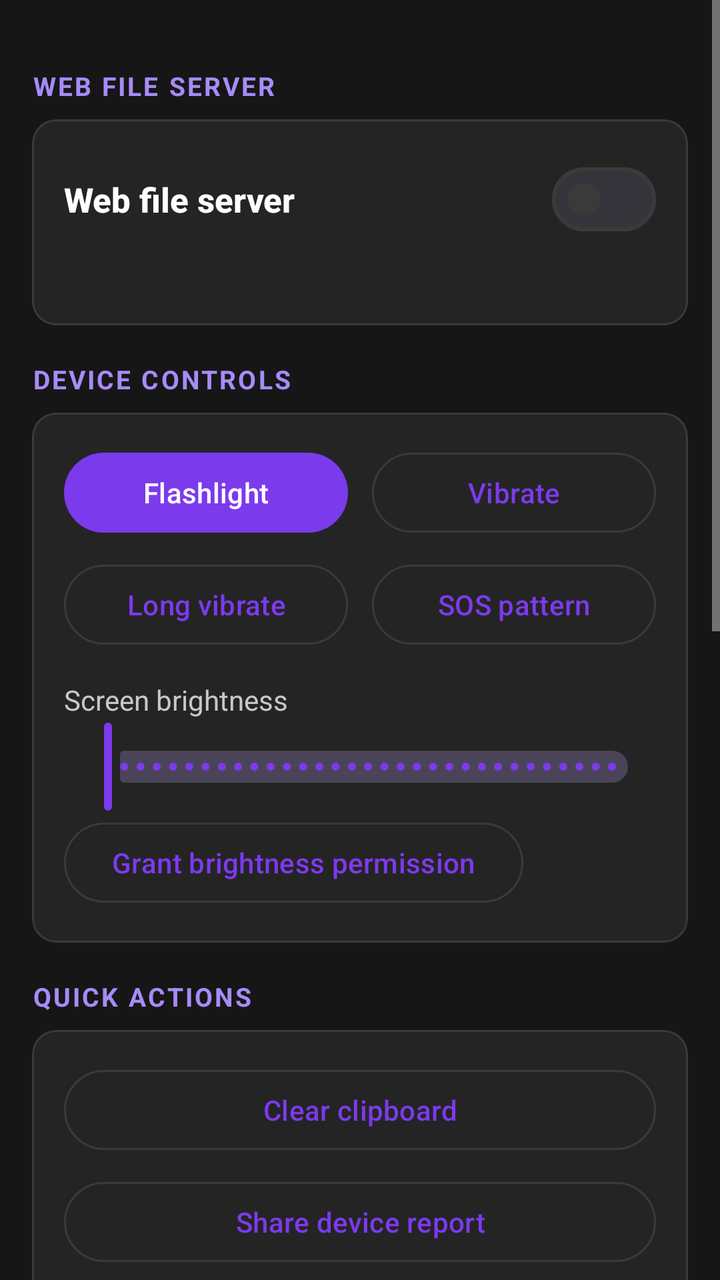
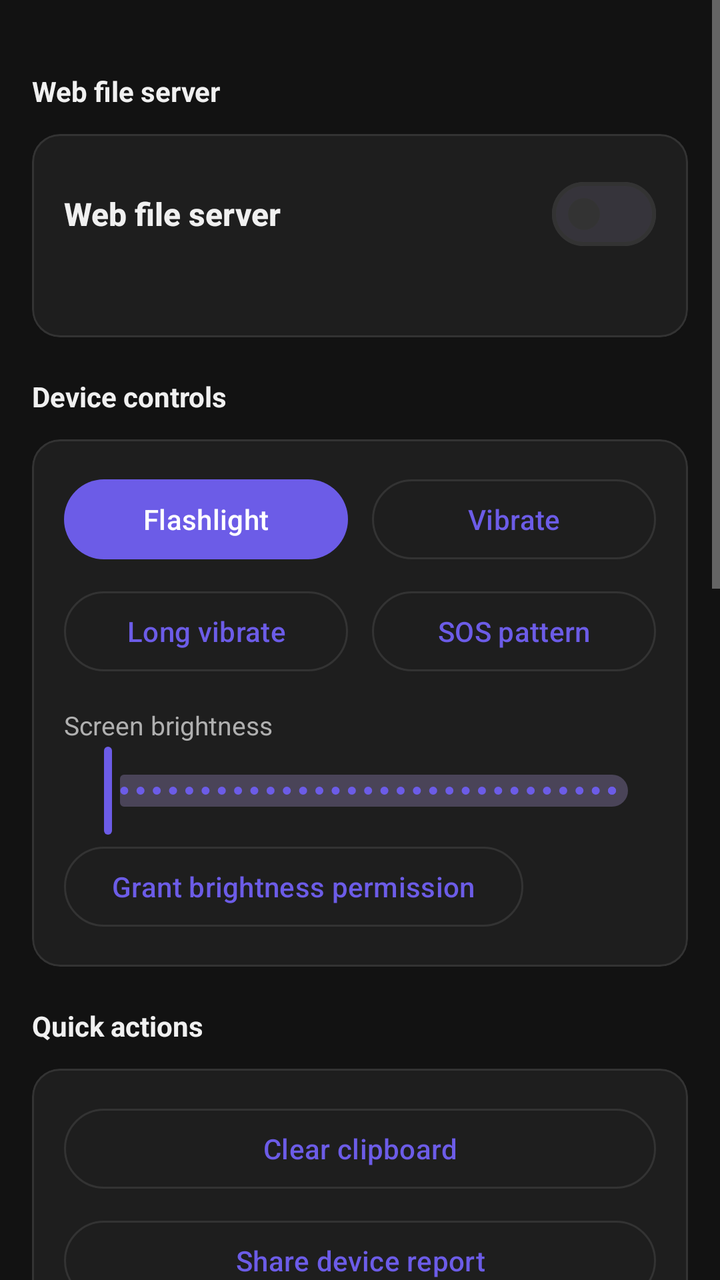

Two renders of the same Android screen: before a commit and after it. Below are the layout's source before the change and the commit's diff.
<!-- AndroidManifest.xml: application theme Theme.DroidDeck -->
<!-- res/layout/fragment_tools.xml -->
<?xml version="1.0" encoding="utf-8"?>
<ScrollView xmlns:android="http://schemas.android.com/apk/res/android"
    xmlns:app="http://schemas.android.com/apk/res-auto"
    android:layout_width="match_parent"
    android:layout_height="match_parent"
    android:fillViewport="true">

    <LinearLayout
        android:layout_width="match_parent"
        android:layout_height="wrap_content"
        android:orientation="vertical"
        android:padding="16dp">

        <TextView style="@style/DeckToolLabel" android:text="@string/web_server" />

        <com.google.android.material.card.MaterialCardView style="@style/DeckCard">
            <LinearLayout style="@style/DeckCardInner">
                <LinearLayout
                    android:layout_width="match_parent"
                    android:layout_height="wrap_content"
                    android:gravity="center_vertical"
                    android:orientation="horizontal">
                    <TextView
                        style="@style/DeckValue"
                        android:layout_width="0dp"
                        android:layout_weight="1"
                        android:text="@string/web_server" />
                    <com.google.android.material.materialswitch.MaterialSwitch
                        android:id="@+id/t_server_switch"
                        android:layout_width="wrap_content"
                        android:layout_height="wrap_content" />
                </LinearLayout>
                <TextView
                    android:id="@+id/t_server_status"
                    style="@style/DeckMeta" />
            </LinearLayout>
        </com.google.android.material.card.MaterialCardView>

        <TextView style="@style/DeckToolLabel" android:text="Device controls" />

        <com.google.android.material.card.MaterialCardView style="@style/DeckCard">
            <LinearLayout style="@style/DeckCardInner">
                <LinearLayout
                    android:layout_width="match_parent"
                    android:layout_height="wrap_content"
                    android:orientation="horizontal">
                    <com.google.android.material.button.MaterialButton
                        android:id="@+id/t_flash"
                        android:layout_width="0dp"
                        android:layout_height="wrap_content"
                        android:layout_marginEnd="6dp"
                        android:layout_weight="1"
                        android:text="@string/flashlight" />
                    <com.google.android.material.button.MaterialButton
                        android:id="@+id/t_vibrate"
                        style="?attr/materialButtonOutlinedStyle"
                        android:layout_width="0dp"
                        android:layout_height="wrap_content"
                        android:layout_marginStart="6dp"
                        android:layout_weight="1"
                        android:text="@string/vibrate" />
                </LinearLayout>
                <LinearLayout
                    android:layout_width="match_parent"
                    android:layout_height="wrap_content"
                    android:layout_marginTop="8dp"
                    android:orientation="horizontal">
                    <com.google.android.material.button.MaterialButton
                        android:id="@+id/t_vibrate_long"
                        style="?attr/materialButtonOutlinedStyle"
                        android:layout_width="0dp"
                        android:layout_height="wrap_content"
                        android:layout_marginEnd="6dp"
                        android:layout_weight="1"
                        android:text="Long vibrate" />
                    <com.google.android.material.button.MaterialButton
                        android:id="@+id/t_sos"
                        style="?attr/materialButtonOutlinedStyle"
                        android:layout_width="0dp"
                        android:layout_height="wrap_content"
                        android:layout_marginStart="6dp"
                        android:layout_weight="1"
                        android:text="SOS pattern" />
                </LinearLayout>

                <TextView
                    style="@style/DeckMeta"
                    android:layout_width="wrap_content"
                    android:layout_height="wrap_content"
                    android:layout_marginTop="14dp"
                    android:text="@string/brightness" />
                <com.google.android.material.slider.Slider
                    android:id="@+id/t_brightness"
                    android:layout_width="match_parent"
                    android:layout_height="wrap_content"
                    android:valueFrom="1"
                    android:valueTo="255"
                    android:stepSize="1"
                    app:labelBehavior="gone" />
                <com.google.android.material.button.MaterialButton
                    android:id="@+id/t_brightness_perm"
                    style="?attr/materialButtonOutlinedStyle"
                    android:layout_width="wrap_content"
                    android:layout_height="wrap_content"
                    android:text="Grant brightness permission" />
            </LinearLayout>
        </com.google.android.material.card.MaterialCardView>

        <TextView style="@style/DeckToolLabel" android:text="Quick actions" />

        <com.google.android.material.card.MaterialCardView style="@style/DeckCard">
            <LinearLayout style="@style/DeckCardInner">
                <com.google.android.material.button.MaterialButton
                    android:id="@+id/t_clip_clear"
                    style="?attr/materialButtonOutlinedStyle"
                    android:layout_width="match_parent"
                    android:layout_height="wrap_content"
                    android:text="Clear clipboard" />
                <com.google.android.material.button.MaterialButton
                    android:id="@+id/t_share_report"
                    style="?attr/materialButtonOutlinedStyle"
                    android:layout_width="match_parent"
                    android:layout_height="wrap_content"
                    android:layout_marginTop="8dp"
                    android:text="Share device report" />
            </LinearLayout>
        </com.google.android.material.card.MaterialCardView>

        <TextView style="@style/DeckToolLabel" android:text="@string/ping" />

        <com.google.android.material.card.MaterialCardView style="@style/DeckCard">
            <LinearLayout style="@style/DeckCardInner">
                <com.google.android.material.textfield.TextInputLayout
                    style="@style/Widget.Material3.TextInputLayout.OutlinedBox.Dense"
                    android:layout_width="match_parent"
                    android:layout_height="wrap_content"
                    android:hint="Host or IP (e.g. roblox.com, 1.1.1.1)">
                    <com.google.android.material.textfield.TextInputEditText
                        android:id="@+id/t_ping_host"
                        android:layout_width="match_parent"
                        android:layout_height="wrap_content"
                        android:inputType="textUri"
                        android:singleLine="true" />
                </com.google.android.material.textfield.TextInputLayout>
                <com.google.android.material.button.MaterialButton
                    android:id="@+id/t_ping"
                    android:layout_width="wrap_content"
                    android:layout_height="wrap_content"
                    android:layout_marginTop="10dp"
                    android:text="@string/ping" />
                <TextView
                    android:id="@+id/t_ping_out"
                    style="@style/DeckMeta"
                    android:fontFamily="monospace"
                    android:textIsSelectable="true" />
            </LinearLayout>
        </com.google.android.material.card.MaterialCardView>

        <TextView style="@style/DeckToolLabel" android:text="@string/hash_tool" />

        <com.google.android.material.card.MaterialCardView style="@style/DeckCard">
            <LinearLayout style="@style/DeckCardInner">
                <com.google.android.material.textfield.TextInputLayout
                    style="@style/Widget.Material3.TextInputLayout.OutlinedBox.Dense"
                    android:layout_width="match_parent"
                    android:layout_height="wrap_content"
                    android:hint="Text to hash">
                    <com.google.android.material.textfield.TextInputEditText
                        android:id="@+id/t_hash_input"
                        android:layout_width="match_parent"
                        android:layout_height="wrap_content"
                        android:inputType="text" />
                </com.google.android.material.textfield.TextInputLayout>
                <LinearLayout
                    android:layout_width="match_parent"
                    android:layout_height="wrap_content"
                    android:layout_marginTop="10dp"
                    android:orientation="horizontal">
                    <com.google.android.material.button.MaterialButton
                        android:id="@+id/t_hash_md5"
                        android:layout_width="0dp"
                        android:layout_height="wrap_content"
                        android:layout_marginEnd="6dp"
                        android:layout_weight="1"
                        android:text="MD5" />
                    <com.google.android.material.button.MaterialButton
                        android:id="@+id/t_hash_sha"
                        android:layout_width="0dp"
                        android:layout_height="wrap_content"
                        android:layout_marginStart="6dp"
                        android:layout_weight="1"
                        android:text="SHA-256" />
                </LinearLayout>
                <TextView
                    android:id="@+id/t_hash_out"
                    style="@style/DeckMeta"
                    android:fontFamily="monospace"
                    android:textIsSelectable="true" />
            </LinearLayout>
        </com.google.android.material.card.MaterialCardView>

        <TextView style="@style/DeckToolLabel" android:text="@string/quick_settings" />

        <com.google.android.material.card.MaterialCardView style="@style/DeckCard">
            <LinearLayout style="@style/DeckCardInner">
                <LinearLayout
                    android:layout_width="match_parent"
                    android:layout_height="wrap_content"
                    android:orientation="horizontal">
                    <com.google.android.material.button.MaterialButton
                        android:id="@+id/t_wifi"
                        style="?attr/materialButtonOutlinedStyle"
                        android:layout_width="0dp"
                        android:layout_height="wrap_content"
                        android:layout_marginEnd="4dp"
                        android:layout_weight="1"
                        android:insetLeft="0dp"
                        android:insetRight="0dp"
                        android:text="Wi-Fi" />
                    <com.google.android.material.button.MaterialButton
                        android:id="@+id/t_bluetooth"
                        style="?attr/materialButtonOutlinedStyle"
                        android:layout_width="0dp"
                        android:layout_height="wrap_content"
                        android:layout_marginHorizontal="4dp"
                        android:layout_weight="1"
                        android:insetLeft="0dp"
                        android:insetRight="0dp"
                        android:text="Bluetooth" />
                    <com.google.android.material.button.MaterialButton
                        android:id="@+id/t_display"
                        style="?attr/materialButtonOutlinedStyle"
                        android:layout_width="0dp"
                        android:layout_height="wrap_content"
                        android:layout_marginHorizontal="4dp"
                        android:layout_weight="1"
                        android:insetLeft="0dp"
                        android:insetRight="0dp"
                        android:text="Display" />
                </LinearLayout>
                <LinearLayout
                    android:layout_width="match_parent"
                    android:layout_height="wrap_content"
                    android:layout_marginTop="8dp"
                    android:orientation="horizontal">
                    <com.google.android.material.button.MaterialButton
                        android:id="@+id/t_battery"
                        style="?attr/materialButtonOutlinedStyle"
                        android:layout_width="0dp"
                        android:layout_height="wrap_content"
                        android:layout_marginEnd="4dp"
                        android:layout_weight="1"
                        android:insetLeft="0dp"
                        android:insetRight="0dp"
                        android:text="Battery" />
                    <com.google.android.material.button.MaterialButton
                        android:id="@+id/t_apps"
                        style="?attr/materialButtonOutlinedStyle"
                        android:layout_width="0dp"
                        android:layout_height="wrap_content"
                        android:layout_marginHorizontal="4dp"
                        android:layout_weight="1"
                        android:insetLeft="0dp"
                        android:insetRight="0dp"
                        android:text="Apps" />
                    <com.google.android.material.button.MaterialButton
                        android:id="@+id/t_notif_perm"
                        style="?attr/materialButtonOutlinedStyle"
                        android:layout_width="0dp"
                        android:layout_height="wrap_content"
                        android:layout_marginStart="4dp"
                        android:layout_weight="1"
                        android:insetLeft="0dp"
                        android:insetRight="0dp"
                        android:text="@string/grant_notif" />
                </LinearLayout>
            </LinearLayout>
        </com.google.android.material.card.MaterialCardView>
    </LinearLayout>
</ScrollView>
<!-- resources referenced by this layout -->
<resources>
  <string name="brightness">Screen brightness</string>
  <string name="flashlight">Flashlight</string>
  <string name="grant_notif">Allow notifications</string>
  <string name="hash_tool">Text hashing</string>
  <string name="ping">Ping</string>
  <string name="quick_settings">Quick settings</string>
  <string name="vibrate">Vibrate</string>
  <string name="web_server">Web file server</string>
  <style name="DeckCard" parent="Widget.Material3.CardView.Elevated">
          <item name="android:layout_width">match_parent</item>
          <item name="android:layout_height">wrap_content</item>
          <item name="android:layout_marginTop">8dp</item>
          <item name="cardBackgroundColor">@color/surface</item>
          <item name="cardCornerRadius">12dp</item>
          <item name="cardElevation">0dp</item>
          <item name="strokeColor">@color/outline</item>
          <item name="strokeWidth">1dp</item>
      </style>
  <style name="DeckCardInner">
          <item name="android:layout_width">match_parent</item>
          <item name="android:layout_height">wrap_content</item>
          <item name="android:orientation">vertical</item>
          <item name="android:padding">16dp</item>
      </style>
  <style name="DeckMeta">
          <item name="android:layout_width">match_parent</item>
          <item name="android:layout_height">wrap_content</item>
          <item name="android:layout_marginTop">4dp</item>
          <item name="android:textSize">14sp</item>
          <item name="android:textColor">@color/text_secondary</item>
      </style>
  <style name="DeckToolLabel">
          <item name="android:layout_width">wrap_content</item>
          <item name="android:layout_height">wrap_content</item>
          <item name="android:layout_marginTop">18dp</item>
          <item name="android:textSize">13sp</item>
          <item name="android:textStyle">bold</item>
          <item name="android:letterSpacing">0.08</item>
          <item name="android:textAllCaps">true</item>
          <item name="android:textColor">@color/violet_light</item>
      </style>
  <style name="DeckValue">
          <item name="android:layout_width">match_parent</item>
          <item name="android:layout_height">wrap_content</item>
          <item name="android:textSize">17sp</item>
          <item name="android:textStyle">bold</item>
          <item name="android:textColor">@color/text_primary</item>
          <item name="android:fontFamily">sans-serif-medium</item>
      </style>
  <style name="Theme.DroidDeck" parent="Theme.Material3.Dark.NoActionBar">
          <item name="colorPrimary">@color/violet</item>
          <item name="colorOnPrimary">#FFFFFF</item>
          <item name="colorPrimaryContainer">@color/violet_light</item>
          <item name="colorSecondary">@color/cyan</item>
          <item name="android:colorBackground">@color/bg</item>
          <item name="colorSurface">@color/surface</item>
          <item name="colorOnSurface">@color/text_primary</item>
          <item name="colorOnSurfaceVariant">@color/text_secondary</item>
          <item name="colorOutline">@color/outline</item>
          <item name="android:statusBarColor">@color/bg</item>
          <item name="android:navigationBarColor">@color/bg</item>
          <item name="android:textColorPrimary">@color/text_primary</item>
          <item name="android:textColorSecondary">@color/text_secondary</item>
      </style>
  <color name="surface">#242424</color>
  <color name="outline">#3A3A3A</color>
  <color name="text_secondary">#C8C8C8</color>
  <color name="violet_light">#A78BFA</color>
  <color name="text_primary">#FFFFFF</color>
  <color name="violet">#7C3AED</color>
  <color name="cyan">#06B6D4</color>
  <color name="bg">#161616</color>
</resources>

<!-- the commit's change to res/layout/fragment_tools.xml (unified diff, before → after) -->
@@ -123,6 +123,13 @@
                     android:layout_height="wrap_content"
                     android:layout_marginTop="8dp"
                     android:text="Share device report" />
+                <com.google.android.material.button.MaterialButton
+                    android:id="@+id/t_open_terms"
+                    style="?attr/materialButtonOutlinedStyle"
+                    android:layout_width="match_parent"
+                    android:layout_height="wrap_content"
+                    android:layout_marginTop="8dp"
+                    android:text="Open Terms &amp; License" />
             </LinearLayout>
         </com.google.android.material.card.MaterialCardView>
 
<!-- resource entries referenced after the edit -->
@@ -11,9 +11,9 @@
   <style name="DeckCard" parent="Widget.Material3.CardView.Elevated">
           <item name="android:layout_width">match_parent</item>
           <item name="android:layout_height">wrap_content</item>
-          <item name="android:layout_marginTop">8dp</item>
+          <item name="android:layout_marginTop">10dp</item>
           <item name="cardBackgroundColor">@color/surface</item>
-          <item name="cardCornerRadius">12dp</item>
+          <item name="cardCornerRadius">14dp</item>
           <item name="cardElevation">0dp</item>
           <item name="strokeColor">@color/outline</item>
           <item name="strokeWidth">1dp</item>
@@ -28,23 +28,22 @@
           <item name="android:layout_width">match_parent</item>
           <item name="android:layout_height">wrap_content</item>
           <item name="android:layout_marginTop">4dp</item>
-          <item name="android:textSize">14sp</item>
+          <item name="android:textSize">13sp</item>
           <item name="android:textColor">@color/text_secondary</item>
       </style>
   <style name="DeckToolLabel">
           <item name="android:layout_width">wrap_content</item>
           <item name="android:layout_height">wrap_content</item>
-          <item name="android:layout_marginTop">18dp</item>
-          <item name="android:textSize">13sp</item>
+          <item name="android:layout_marginTop">20dp</item>
+          <item name="android:layout_marginBottom">2dp</item>
+          <item name="android:textSize">14sp</item>
           <item name="android:textStyle">bold</item>
-          <item name="android:letterSpacing">0.08</item>
-          <item name="android:textAllCaps">true</item>
-          <item name="android:textColor">@color/violet_light</item>
+          <item name="android:textColor">@color/text_primary</item>
       </style>
   <style name="DeckValue">
           <item name="android:layout_width">match_parent</item>
           <item name="android:layout_height">wrap_content</item>
-          <item name="android:textSize">17sp</item>
+          <item name="android:textSize">16sp</item>
           <item name="android:textStyle">bold</item>
           <item name="android:textColor">@color/text_primary</item>
           <item name="android:fontFamily">sans-serif-medium</item>
@@ -64,13 +63,13 @@
           <item name="android:textColorPrimary">@color/text_primary</item>
           <item name="android:textColorSecondary">@color/text_secondary</item>
       </style>
-  <color name="surface">#242424</color>
-  <color name="outline">#3A3A3A</color>
-  <color name="text_secondary">#C8C8C8</color>
-  <color name="violet_light">#A78BFA</color>
-  <color name="text_primary">#FFFFFF</color>
-  <color name="violet">#7C3AED</color>
-  <color name="cyan">#06B6D4</color>
-  <color name="bg">#161616</color>
+  <color name="surface">#1E1E1E</color>
+  <color name="outline">#333333</color>
+  <color name="text_secondary">#B0B0B0</color>
+  <color name="violet_light">#A29BFE</color>
+  <color name="text_primary">#F0F0F0</color>
+  <color name="violet">#6C5CE7</color>
+  <color name="cyan">#00B894</color>
+  <color name="bg">#121212</color>
 </resources>
 
